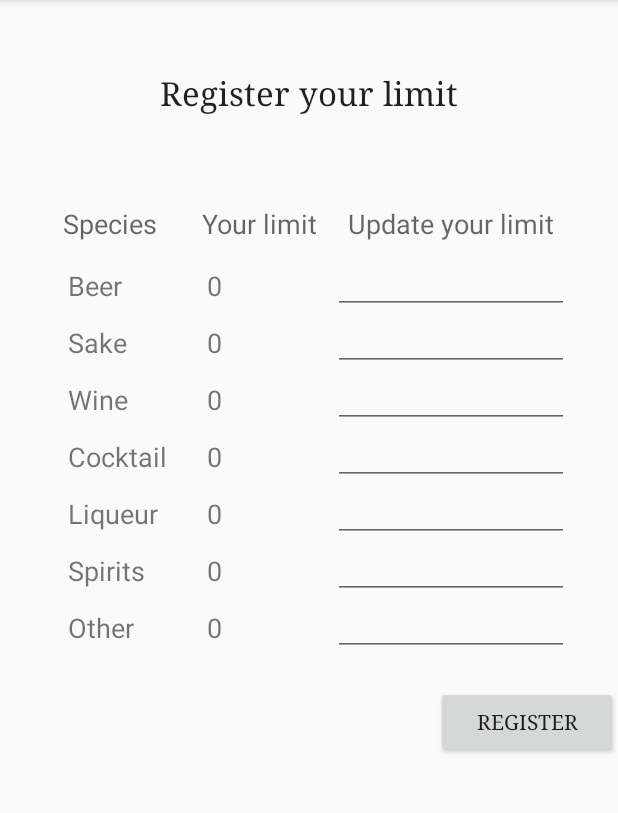
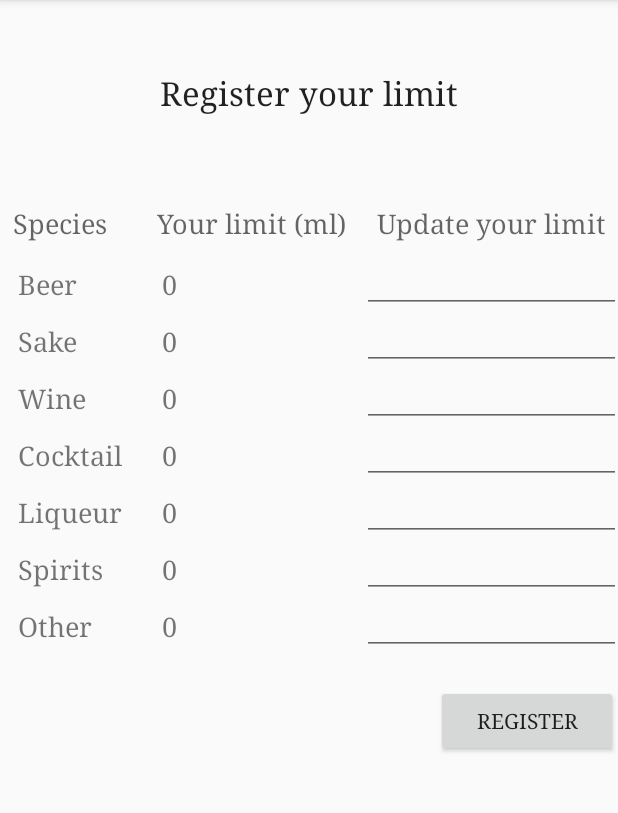
Before and after one commit to CORDEA/sake-meter, an Android app: the SakeLimitActivity screen opened directly, with no data from a screen before it, after a tap on "REGISTER", on a phone screen of 412 x 824 dp, the part 84-897 px from its top. Run offline under Robolectric (Android 15) with nearby library versions, the phone set to English and light mode, and no system bars.

```diff
--- a/app/src/main/java/jp/cordea/sakemeter/SakeLimitActivity.java
+++ b/app/src/main/java/jp/cordea/sakemeter/SakeLimitActivity.java
@@ -1,5 +1,6 @@
 package jp.cordea.sakemeter;
 
+import android.graphics.Typeface;
 import android.os.Bundle;
 import android.support.v7.app.ActionBarActivity;
 import android.text.InputType;
@@ -63,8 +64,9 @@ public class SakeLimitActivity extends ActionBarActivity implements View.OnClick
     }
 
     private void addTableRow() {
-        HashMap<String, String> hashMap = controlCache.readCache(false, getCacheDir(), general.limitFile);
-        TableLayout tableLayout = (TableLayout)findViewById(R.id.limit_table);
+        HashMap<String, String> sakeMap     = controlCache.readCache(false, getCacheDir(), general.limitFile);
+        TableLayout             tableLayout = (TableLayout) findViewById(R.id.limit_table);
+
         int padding = 10;
         //setContentView(tableLayout);
 
@@ -73,21 +75,24 @@ public class SakeLimitActivity extends ActionBarActivity implements View.OnClick
         for (String sake : general.sakeArray) {
             Log.i("addTableRow", findViewById(R.id.limit_table).toString());
 
-            TextView sake_tv        = new TextView(this);
-            TextView limit_tv       = new TextView(this);
-            TextView[] tvArray      = {sake_tv, limit_tv};
+            TextView    sake_tv     = new TextView(this);
+            TextView    limit_tv    = new TextView(this);
+            TextView[]  tvArray     = {sake_tv, limit_tv};
 
             String limit = "0";
-            if (hashMap.containsKey(sake)) limit = hashMap.get(sake);
+
+            if (sakeMap.containsKey(sake)) limit = sakeMap.get(sake);
 
             for (TextView tv : tvArray) {
                 tv.setPadding(padding + 10, padding, padding + 10, padding);
                 //tv.setBackgroundResource(R.drawable.border);
                 tv.setTextSize(18);
+                tv.setTypeface(Typeface.SERIF);
             }
             Log.i("addTableRow", Integer.toString(sake_tv.getHeight()));
 
             EditText et = new EditText(this);
+
             et.setInputType(InputType.TYPE_CLASS_NUMBER);
             et.setPadding(padding, padding, padding + 10, padding);
             //et.setBackgroundResource(R.drawable.border);
@@ -97,12 +102,13 @@ public class SakeLimitActivity extends ActionBarActivity implements View.OnClick
 
             TableRow tableRow           = new TableRow(this);
             TableRow.LayoutParams lp    = new TableRow.LayoutParams(TableRow.LayoutParams.WRAP_CONTENT);
+
             tableRow.setLayoutParams(lp);
-
             tableRow.addView(sake_tv);
             tableRow.addView(limit_tv);
             tableRow.addView(et);
             tableRow.setGravity(Gravity.CENTER_HORIZONTAL);
+
             Log.i("addTableRow", sake + ": " + limit);
 
             tableLayout.addView(tableRow);
@@ -110,7 +116,7 @@ public class SakeLimitActivity extends ActionBarActivity implements View.OnClick
     }
 
     private void removeRows() {
-        TableLayout tableLayout = (TableLayout)findViewById(R.id.limit_table);
+        TableLayout tableLayout = (TableLayout) findViewById(R.id.limit_table);
 
         int count = tableLayout.getChildCount();
         for (int k = 1; k < count; k++) tableLayout.removeViewAt(1);
@@ -118,31 +124,40 @@ public class SakeLimitActivity extends ActionBarActivity implements View.OnClick
 
     public HashMap<String, String> writeCache(boolean flag, File cacheDir, String fileName) {
         HashMap<String, String> hashMap = new HashMap<>();
-        String acceptable = "0";
 
-        int index = -1;
-        if (fileName.contains("limit")) index = 0;
+        String  acceptable  = "0";
+        int     index       = -1;
 
-        if (flag) for (String str : general.sakeArray) hashMap.put(str, Integer.toString(index));
-        else {
-            hashMap     = readRowItems();
-            acceptable  = calcTolerance(hashMap).toString();
+        if (fileName.contains("limit")) {
+            index = 0;
+            if (!flag) {
+                hashMap     = readRowItems();
+                acceptable  = calcTolerance(hashMap).toString();
+            }
+        } else {
+            SakeMeterActivity       sma         = new SakeMeterActivity();
+            HashMap<String, int[]>  sakeMap     = sma.loopSake();
+
+            for (String sake : sakeMap.keySet()) hashMap.put(sake, Integer.toString(sakeMap.get(sake)[0]));
         }
 
+        if (flag) for (String sake : general.sakeArray) hashMap.put(sake, Integer.toString(index));
+
         try {
-            File file = new File(cacheDir.getAbsolutePath(), fileName);
-            FileOutputStream fos = new FileOutputStream(file);
+            File                file    = new File(cacheDir.getAbsolutePath(), fileName);
+            FileOutputStream    fos     = new FileOutputStream(file);
             try {
                 if (!file.exists()) file.createNewFile();
                 for (Map.Entry<String, String> hm : hashMap.entrySet()) {
                     String content = hm.getKey() + "," + hm.getValue().toString() + ":";
                     byte[] contentInBytes = content.getBytes();
+
                     fos.write(contentInBytes);
                     fos.flush();
-                    Log.i("writeCache", content);
                 }
                 fos.write(acceptable.getBytes());
                 fos.flush();
+
                 fos.close();
             } catch (IOException e) {}
         } catch (FileNotFoundException e) {}
@@ -150,33 +165,38 @@ public class SakeLimitActivity extends ActionBarActivity implements View.OnClick
     }
 
     public HashMap<String, String> readRowItems() {
-        HashMap<String, String> hashMap = new HashMap<>();
-        TableLayout tl = (TableLayout) findViewById(R.id.limit_table);
+        HashMap<String, String> sakeMap = new HashMap<>();
+        TableLayout             tl      = (TableLayout) findViewById(R.id.limit_table);
 
         int count = tl.getChildCount();
         for (int k = 1; k < count; k++) {
             TableRow tr             = (TableRow) tl.getChildAt(k);
+
             TextView sake_tv        = (TextView) tr.getChildAt(0);
             TextView oldLimit_tv    = (TextView) tr.getChildAt(1);
             EditText limit_tv       = (EditText) tr.getChildAt(2);
+
             String   limit          = limit_tv.getText().toString();
             int      oldLimit       = Integer.parseInt(oldLimit_tv.getText().toString());
             if (limit_tv.length() == 0) {
                 if (oldLimit != 0)  limit = Integer.toString(oldLimit);
                 else                limit = "0";
             }
-            hashMap.put(sake_tv.getText().toString(), limit);
+            sakeMap.put(sake_tv.getText().toString(), limit);
         }
-        return hashMap;
+        return sakeMap;
     }
 
     public Integer calcTolerance(HashMap<String, String> hashMap) {
         HashMap<String, Integer> sakeMap = general.sakeMap();
-        int acceptable               = 0;
+
+        int acceptable = 0;
+
         // ref. http://stackoverflow.com/questions/1066589/iterate-through-a-hashmap
         for (String sake : hashMap.keySet()) {
             int count = Integer.parseInt(hashMap.get(sake));
             int freq  = sakeMap.get(sake);
+
             if (acceptable < count * freq) acceptable = count * freq;
         }
         return acceptable;
--- a/app/src/main/java/jp/cordea/sakemeter/general.java
+++ b/app/src/main/java/jp/cordea/sakemeter/general.java
@@ -28,7 +28,32 @@ public class general {
 
     public static HashMap<String, Integer> sakeMap() {
         HashMap<String, Integer> hashMap = new HashMap<>();
-        int[] alcohol = {55, 150, 100, 150, 200, 400, 400};
+        /**
+         * Beer     : 5.5   %
+         * Sake     : 15    %
+         * Wine     : 10    %
+         * Cocktail : 15    %
+         * Liqueur  : 20    %
+         * Spirits  : 40    %
+         * Other    : 30    %
+         */
+        int[] alcohol = {55, 150, 100, 150, 200, 400, 300};
+        for (int i = 0; i < sakeArray.length; i++) hashMap.put(sakeArray[i], alcohol[i]);
+        return hashMap;
+    }
+
+    public static HashMap<String, Integer> sakeVolMap() {
+        HashMap<String, Integer> hashMap = new HashMap<>();
+        /**
+         * Beer     : 350   ml
+         * Sake     : 180   ml
+         * Wine     : 125   ml (Full bottle: 750 ml)
+         * Cocktail : 150   ml
+         * Liqueur  : 50    ml
+         * Spirits  : 45    ml
+         * Other    : 30    ml
+         */
+        int[] alcohol = {350, 180, 125, 150, 50, 45, 30};
         for (int i = 0; i < sakeArray.length; i++) hashMap.put(sakeArray[i], alcohol[i]);
         return hashMap;
     }
--- a/app/src/main/res/layout/activity_sakelimit.xml
+++ b/app/src/main/res/layout/activity_sakelimit.xml
@@ -32,7 +32,8 @@
                 android:text="@string/limit_row1"
                 android:id="@+id/species"
                 android:padding="10dp"
-                android:textSize="18dp" />
+                android:textSize="18dp"
+                android:typeface="serif" />
 
             <TextView
                 android:layout_width="fill_parent"
@@ -41,7 +42,8 @@
                 android:text="@string/limit_row2"
                 android:id="@+id/textView3"
                 android:padding="10dp"
-                android:textSize="18dp" />
+                android:textSize="18dp"
+                android:typeface="serif" />
 
             <TextView
                 android:layout_width="wrap_content"
@@ -50,7 +52,8 @@
                 android:text="@string/limit_row3"
                 android:id="@+id/textView5"
                 android:padding="10dp"
-                android:textSize="18dp" />
+                android:textSize="18dp"
+                android:typeface="serif" />
 
         </TableRow>
     </TableLayout>
--- a/app/src/main/res/values/strings.xml
+++ b/app/src/main/res/values/strings.xml
@@ -6,6 +6,6 @@
     <string name="sake_limit">Register your limit</string>
     <string name="sake_cost">View sake cost</string>
     <string name="limit_row1">Species</string>
-    <string name="limit_row2">Your limit</string>
+    <string name="limit_row2">Your limit (ml)</string>
     <string name="limit_row3">Update your limit</string>
 </resources>
```
Also changed, not shown: app/src/main/java/jp/cordea/sakemeter/SakeCostActivity.java (+18 -2 lines), app/src/main/java/jp/cordea/sakemeter/SakeMeterActivity.java (+24 -14 lines), app/src/main/java/jp/cordea/sakemeter/controlCache.java (+16 -1 lines), app/src/main/res/layout/activity_main.xml (+5 -8 lines).
